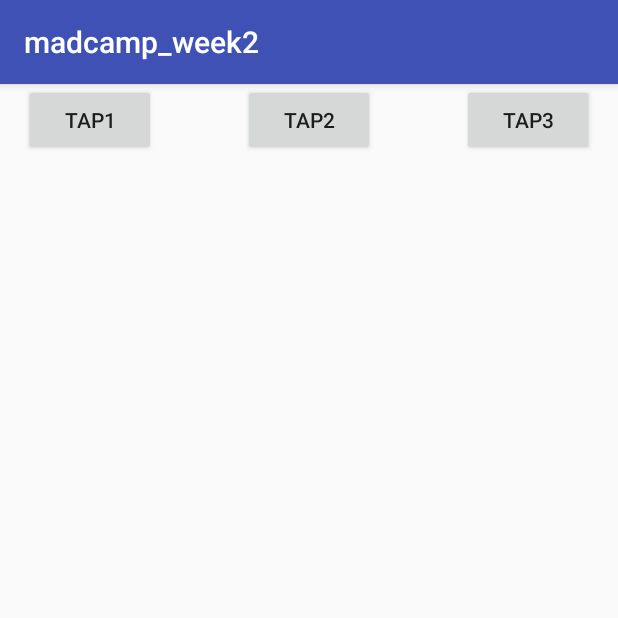
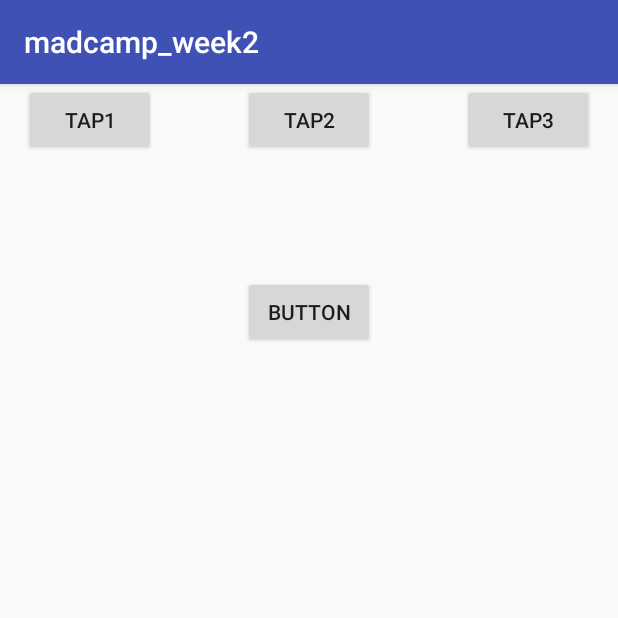
Before and after one commit to jominjimail/2018_Summer_Mad_Week2, an Android app: the tap1Activity screen opened directly, with no data from a screen before it, on a phone screen of 412 x 824 dp, the top half of it. Run offline under Robolectric (Android 15) with nearby library versions, the phone set to English and light mode, and no system bars; our stand-ins replace Firebase (no records; nobody signed in at launch, a user with empty details on screens opened directly).

```diff
--- a/facebook_login/app/build.gradle
+++ b/facebook_login/app/build.gradle
@@ -22,12 +22,14 @@ dependencies {
     implementation fileTree(dir: 'libs', include: ['*.jar'])
     implementation 'com.android.support:appcompat-v7:28.0.0-alpha3'
     implementation 'com.android.support.constraint:constraint-layout:1.1.2'
+    implementation 'com.google.firebase:firebase-database:11.8.0'
     testImplementation 'junit:junit:4.12'
     androidTestImplementation 'com.android.support.test:runner:1.0.2'
     androidTestImplementation 'com.android.support.test.espresso:espresso-core:3.0.2'
     implementation 'com.facebook.android:facebook-android-sdk:[4,5)'
     implementation 'com.github.bumptech.glide:glide:3.7.0'
-    compile 'com.google.firebase:firebase-core:16.0.0'
+    implementation 'com.google.firebase:firebase-core:16.0.0'
+    implementation 'com.google.firebase:firebase-storage:16.0.1'
 
 
 }
--- a/facebook_login/app/src/main/res/layout/tap1_layout.xml
+++ b/facebook_login/app/src/main/res/layout/tap1_layout.xml
@@ -29,10 +29,13 @@
         android:layout_alignParentTop="true"
         android:text="tap3" />
 
-    <ListView
-        android:id="@+id/listView"
-        android:layout_height="match_parent"
-        android:layout_width="match_parent"
-        android:layout_marginTop='50dp'>
-    </ListView>
+    <Button
+        android:id="@+id/open_btn"
+        android:layout_width="wrap_content"
+        android:layout_height="wrap_content"
+        android:layout_alignParentTop="true"
+        android:layout_centerHorizontal="true"
+        android:layout_marginTop="128dp"
+        android:text="Button" />
+
 </RelativeLayout>
```
Also changed, not shown: facebook_login/app/src/main/java/com/example/q/madcamp_week2/tap1Activity.java (+79 -0 lines), 1 other file.
